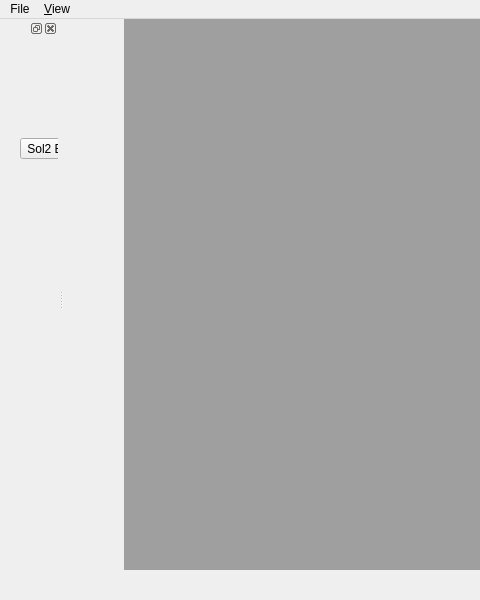
Above: mdiform.ui from RussellHaley/WinLua-Editor before the change; both pictures show x 0 to 480 and y 0 to 600 of the 800 by 600 pixel window. Below: the same form after it.
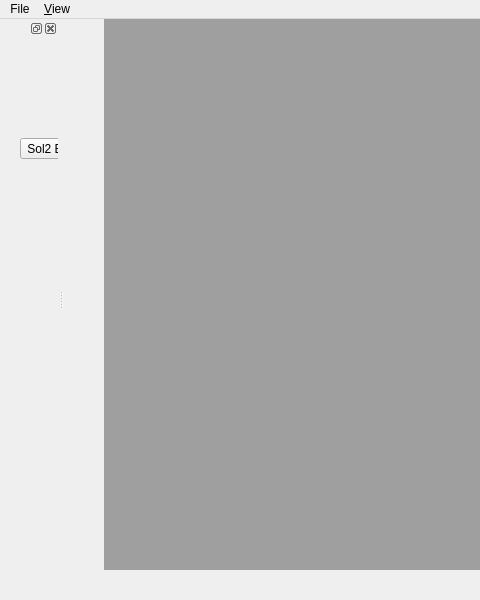
That is the form after the change.

Patch:
```diff
--- a/mdiform.ui
+++ b/mdiform.ui
@@ -17,9 +17,9 @@
    <widget class="QMdiArea" name="mdiArea">
     <property name="geometry">
      <rect>
-      <x>60</x>
+      <x>40</x>
       <y>0</y>
-      <width>741</width>
+      <width>761</width>
       <height>551</height>
      </rect>
     </property>
```
Left out of the diff: 2 changed lines with no effect on the pictures.
